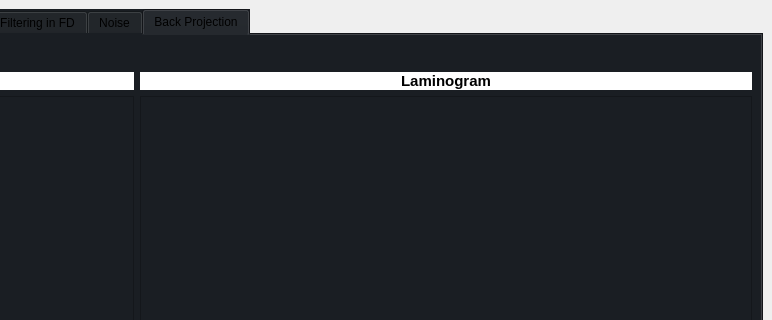
Qt form GUI2.ui (FarahGamal/Image-Processing-Toolbox) before a commit; both pictures show x 498 to 1270 and y 0 to 320 of the 1270 by 811 pixel window.
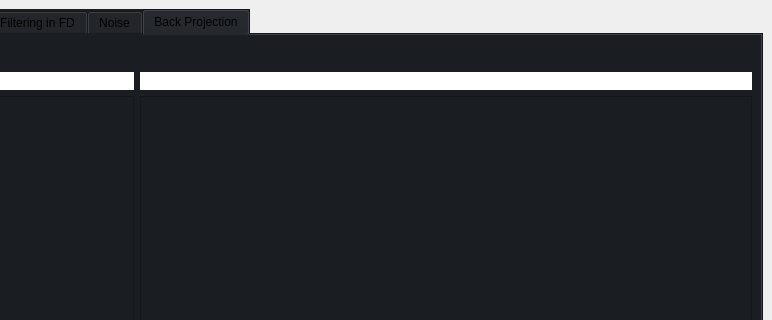
The same form after that commit.

What changed in the file:
```diff
--- a/GUI2.ui
+++ b/GUI2.ui
@@ -2575,7 +2575,7 @@
              <string notr="true">background-color: rgb(255, 255, 255);</string>
             </property>
             <property name="text">
-             <string>Laminogram</string>
+             <string/>
             </property>
             <property name="alignment">
              <set>Qt::AlignCenter</set>
```
Left out of the diff: 6 changed lines with no effect on the pictures.
